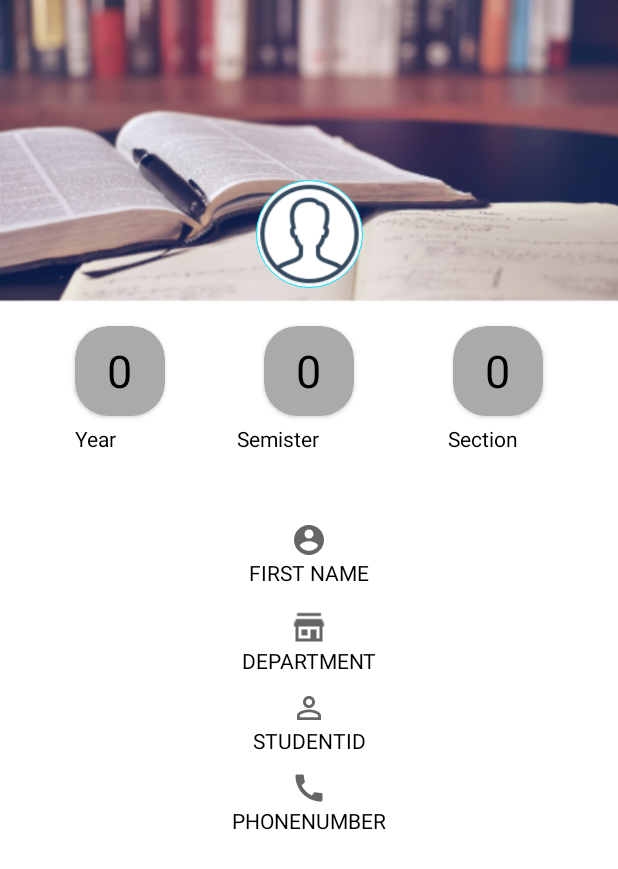
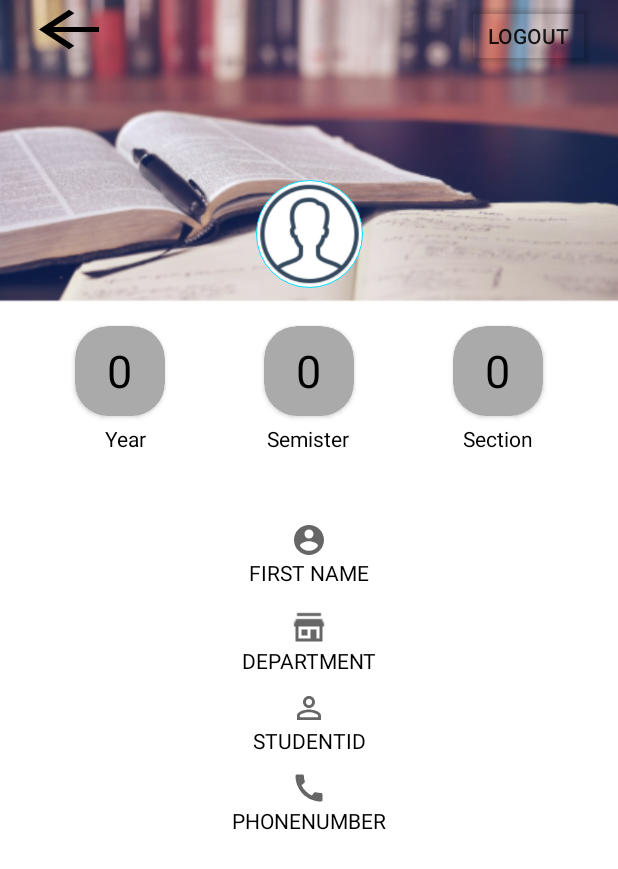
Before and after one commit to menasehk13/HighTechStudents, an Android app: the ProfileView screen opened directly, with no data from a screen before it, on a phone screen of 412 x 824 dp. Shown: the top 869 px of the screen. Run offline under Robolectric (Android 15) with nearby library versions, the phone set to English and light mode, and no system bars; our stand-ins replace Firebase (no records; nobody signed in at launch, a user with empty details on screens opened directly); 1 statement that could not run was skipped.

Commit message:
new update

```diff
--- /dev/null
+++ b/app/src/main/res/drawable/ic_baseline_arrow_back_24.xml
@@ -0,0 +1,10 @@
+<vector xmlns:android="http://schemas.android.com/apk/res/android"
+    android:width="24dp"
+    android:height="24dp"
+    android:viewportWidth="24"
+    android:viewportHeight="24"
+    android:tint="?attr/colorControlNormal">
+  <path
+      android:fillColor="@android:color/white"
+      android:pathData="M20,11H7.83l5.59,-5.59L12,4l-8,8 8,8 1.41,-1.41L7.83,13H20v-2z"/>
+</vector>
--- a/app/src/main/res/layout/activity_profile_view.xml
+++ b/app/src/main/res/layout/activity_profile_view.xml
@@ -101,8 +101,8 @@
         android:id="@+id/textView2"
         android:layout_width="wrap_content"
         android:layout_height="wrap_content"
-        android:layout_marginStart="50dp"
-        android:layout_marginLeft="60dp"
+        android:layout_marginStart="70dp"
+        android:layout_marginLeft="70dp"
         android:layout_marginTop="5dp"
         android:text="@string/year"
         android:textColor="@android:color/black"
@@ -198,4 +198,28 @@
         app:layout_constraintHorizontal_bias="0.0"
         app:layout_constraintStart_toStartOf="parent"
         app:layout_constraintTop_toBottomOf="@+id/userstudentid" />
+
+    <Button
+        android:layout_width="60dp"
+        android:layout_height="39dp"
+        android:layout_marginStart="16dp"
+        android:layout_marginLeft="16dp"
+        android:background="@drawable/ic_baseline_arrow_back_24"
+        android:backgroundTint="@android:color/black"
+        app:layout_constraintStart_toStartOf="parent"
+        app:layout_constraintTop_toTopOf="parent"
+        android:id="@+id/backbutton"
+        tools:targetApi="lollipop" />
+
+    <Button
+        android:layout_width="wrap_content"
+        android:layout_height="wrap_content"
+        android:layout_marginEnd="16dp"
+        android:layout_marginRight="16dp"
+        app:layout_constraintEnd_toEndOf="parent"
+        app:layout_constraintTop_toTopOf="parent"
+        android:text="@string/logout"
+        android:backgroundTint="@android:color/transparent"
+        tools:targetApi="lollipop"
+        android:onClick="Logout_Clicked"/>
 </androidx.constraintlayout.widget.ConstraintLayout>
--- a/app/src/main/res/values/strings.xml
+++ b/app/src/main/res/values/strings.xml
@@ -68,6 +68,7 @@
     <string name="to">To</string>
     <string name="code_has_been_sent_to_this_phone_number">Code Has Been Sent To This Phone Number</string>
     <string name="phone1">PhoneNumber</string>
+    <string name="logout">Logout</string>
 
 
 </resources>
```
Also changed, not shown: app/src/main/java/com/example/hightechstudents/ProfileView.java (+47 -2 lines), app/src/main/java/com/example/hightechstudents/RegisterActivity.java (+12 -10 lines).
